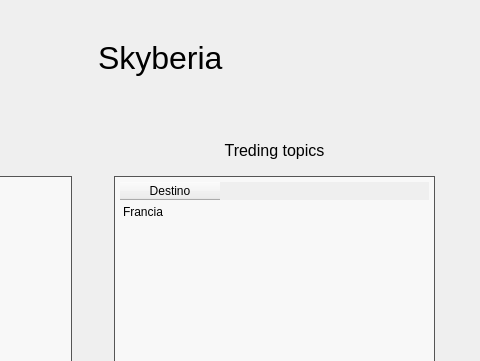
Above: menu.ui from ilopjim13/PersistenciaDatos_PyQT before the change; both pictures show x 295 to 775 and y 0 to 361 of the 775 by 485 pixel window. Below: the same form after it.
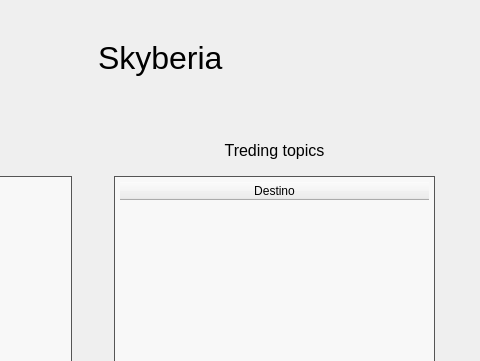
That is the form after the change. Icons and pictures are not drawn.

Commit message: el fetch all a ivan le esta costando

```diff
--- a/menu.ui
+++ b/menu.ui
@@ -444,6 +444,15 @@
                     <height>16777215</height>
                    </size>
                   </property>
+                  <property name="font">
+                   <font>
+                    <pointsize>24</pointsize>
+                    <italic>true</italic>
+                    <bold>true</bold>
+                    <underline>false</underline>
+                    <strikeout>false</strikeout>
+                   </font>
+                  </property>
                   <property name="contextMenuPolicy">
                    <enum>Qt::ContextMenuPolicy::DefaultContextMenu</enum>
                   </property>
@@ -453,6 +462,9 @@
                   <property name="layoutDirection">
                    <enum>Qt::LayoutDirection::LeftToRight</enum>
                   </property>
+                  <property name="autoFillBackground">
+                   <bool>false</bool>
+                  </property>
                   <property name="frameShadow">
                    <enum>QFrame::Shadow::Sunken</enum>
                   </property>
@@ -474,12 +486,18 @@
                   <property name="selectionMode">
                    <enum>QAbstractItemView::SelectionMode::NoSelection</enum>
                   </property>
+                  <property name="textElideMode">
+                   <enum>Qt::TextElideMode::ElideRight</enum>
+                  </property>
                   <property name="horizontalScrollMode">
                    <enum>QAbstractItemView::ScrollMode::ScrollPerPixel</enum>
                   </property>
                   <property name="showGrid">
                    <bool>false</bool>
                   </property>
+                  <property name="sortingEnabled">
+                   <bool>false</bool>
+                  </property>
                   <property name="wordWrap">
                    <bool>true</bool>
                   </property>
@@ -489,12 +507,21 @@
                   <attribute name="horizontalHeaderVisible">
                    <bool>true</bool>
                   </attribute>
+                  <attribute name="horizontalHeaderMinimumSectionSize">
+                   <number>32</number>
+                  </attribute>
                   <attribute name="horizontalHeaderHighlightSections">
                    <bool>true</bool>
                   </attribute>
+                  <attribute name="horizontalHeaderStretchLastSection">
+                   <bool>true</bool>
+                  </attribute>
                   <attribute name="verticalHeaderVisible">
                    <bool>false</bool>
                   </attribute>
+                  <attribute name="verticalHeaderMinimumSectionSize">
+                   <number>24</number>
+                  </attribute>
                   <attribute name="verticalHeaderDefaultSectionSize">
                    <number>24</number>
                   </attribute>
@@ -509,7 +536,7 @@
                   </column>
                   <item row="0" column="0">
                    <property name="text">
-                    <string>Francia</string>
+                    <string/>
                    </property>
                   </item>
                  </widget>
```
The commit also changes 2 other files.
